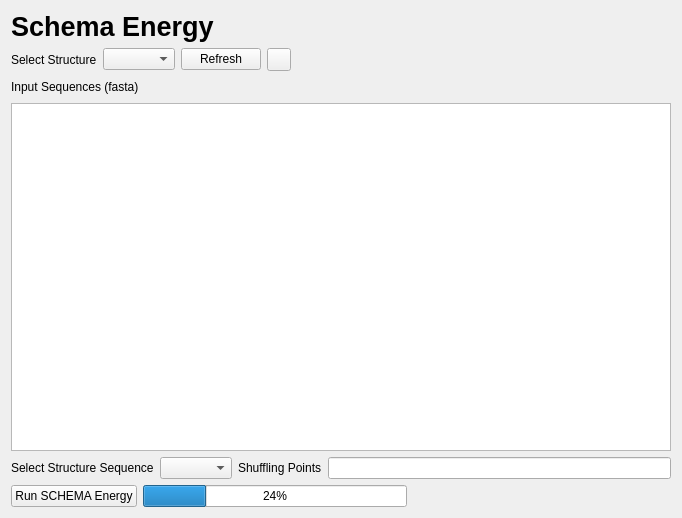
This is cbr/schema/visual/SchemaEnergyRunner.ui in TUM-CBR/pymol-plugins as Qt 5 draws it before an edit. The edited form follows.
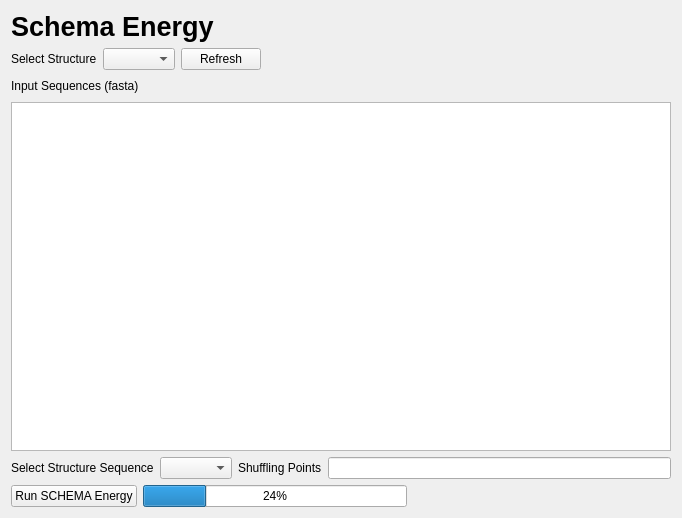
This is the edited form.

Diff of the .ui file:
```diff
--- a/cbr/schema/visual/SchemaEnergyRunner.ui
+++ b/cbr/schema/visual/SchemaEnergyRunner.ui
@@ -63,13 +63,6 @@
        </property>
       </widget>
      </item>
-     <item>
-      <widget class="QToolButton" name="toolButton">
-       <property name="text">
-        <string/>
-       </property>
-      </widget>
-     </item>
      <item>
       <spacer name="horizontalSpacer_2">
        <property name="orientation">
```
